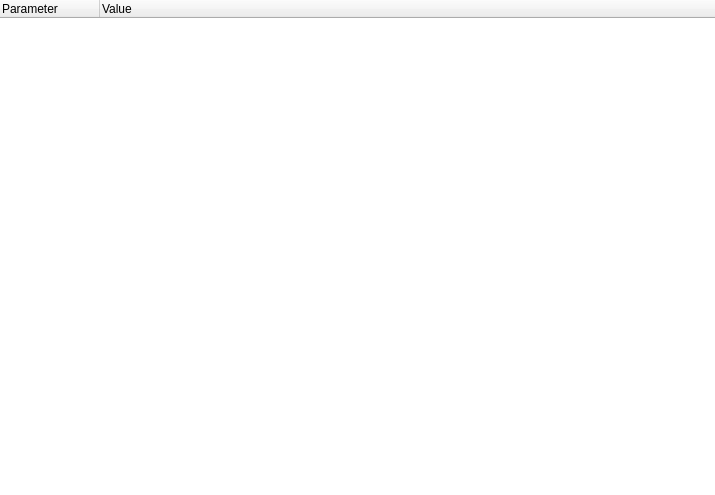
Old version of the form source/client/ui/sys_info_widget_monitors.ui in the repository dchapyshev/aspia.
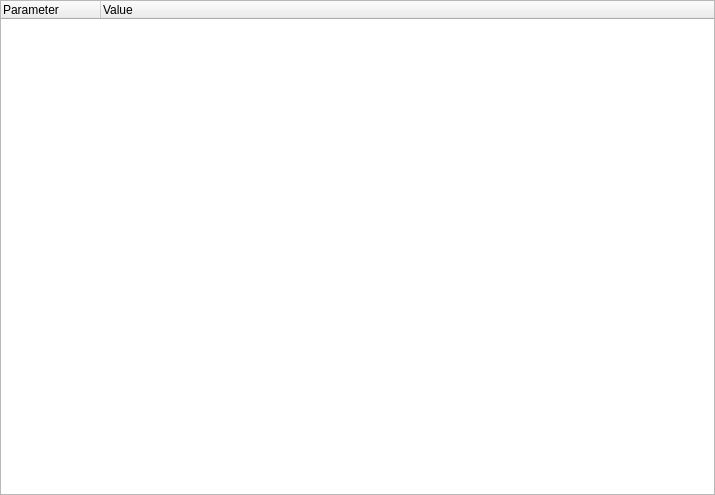
New version of the form.

What changed in the file:
```diff
--- a/source/client/ui/sys_info_widget_monitors.ui
+++ b/source/client/ui/sys_info_widget_monitors.ui
@@ -31,9 +31,6 @@
      <property name="contextMenuPolicy">
       <enum>Qt::CustomContextMenu</enum>
      </property>
-     <property name="frameShape">
-      <enum>QFrame::NoFrame</enum>
-     </property>
      <property name="showDropIndicator" stdset="0">
       <bool>false</bool>
      </property>
```
